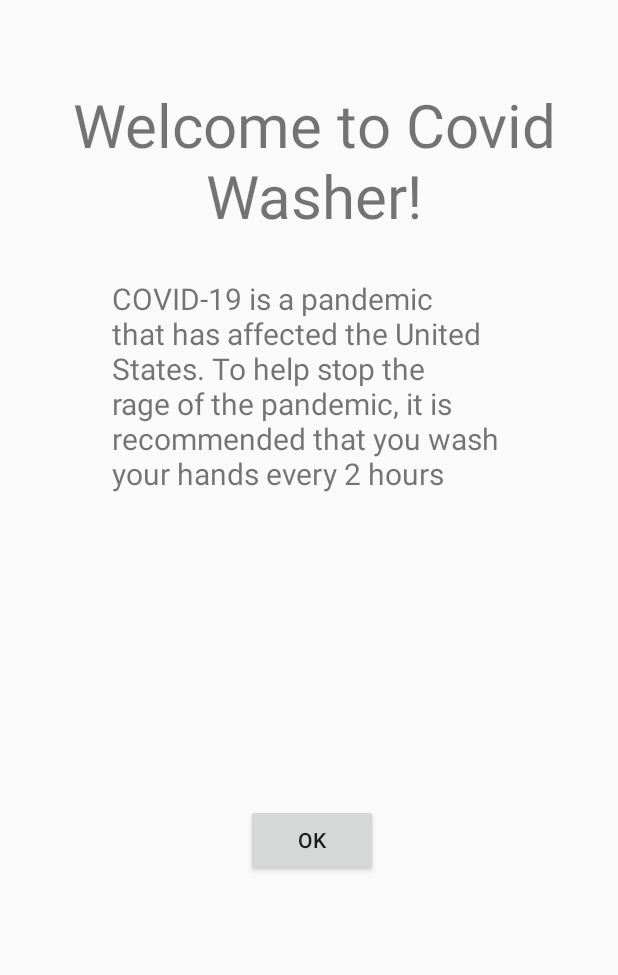
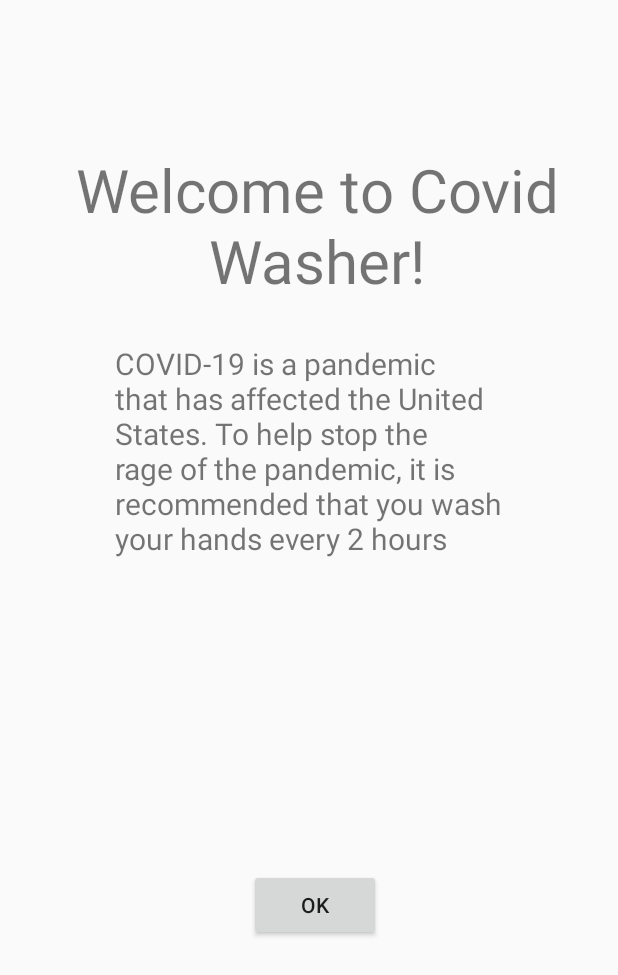
Before and after one commit to patelv712/CovidWasher, an Android app: the screen it shows after launch (Welcome), on a phone screen of 412 x 824 dp. Shown: the top 975 px of the screen. Run offline under Robolectric (Android 15) with nearby library versions, the light colour scheme and no system bars.

Commit message:
Fix issues with loading welcome screen

```diff
--- a/app/src/main/java/com/example/covidwasher/Welcome.java
+++ b/app/src/main/java/com/example/covidwasher/Welcome.java
@@ -12,7 +12,10 @@ public class Welcome extends AppCompatActivity {
 
     @Override
     protected void onCreate(Bundle savedInstanceState) {
-        understood = (Button) findViewById(R.id.bOK);
+        super.onCreate(savedInstanceState);
+        setContentView(R.layout.activity_welcome);
+
+        understood = (Button) findViewById(R.id.bUnderstood);
         understood.setOnClickListener(new View.OnClickListener() {
             @Override
             public void onClick(View v) {
@@ -21,12 +24,10 @@ public class Welcome extends AppCompatActivity {
         });
 
 
-        super.onCreate(savedInstanceState);
-        setContentView(R.layout.activity_welcome);
     }
 
     public void goToCovidTimer() {
-        Intent intent = new Intent(this, Welcome.class);
+        Intent intent = new Intent(this, MainActivity.class);
         startActivity(intent);
     }
 }
--- a/app/src/main/res/layout/activity_welcome.xml
+++ b/app/src/main/res/layout/activity_welcome.xml
@@ -9,7 +9,11 @@
     <android.support.constraint.ConstraintLayout
         android:layout_width="416dp"
         android:layout_height="737dp"
-        tools:layout_editor_absoluteX="0dp"
+        android:layout_marginStart="8dp"
+        app:layout_constraintBottom_toBottomOf="parent"
+        app:layout_constraintTop_toTopOf="parent"
+        app:layout_constraintEnd_toEndOf="parent"
+        app:layout_constraintStart_toStartOf="parent"
         tools:layout_editor_absoluteY="0dp">
 
         <TextView
@@ -20,10 +24,10 @@
             android:layout_marginTop="8dp"
             android:layout_marginEnd="8dp"
             android:layout_marginBottom="532dp"
+            android:gravity="center_horizontal"
             android:text="Welcome to Covid Washer!"
-            android:textSize= "40dp"
-            android:gravity="center_horizontal"
             android:textAlignment="center"
+            android:textSize="40dp"
             app:layout_constraintBottom_toBottomOf="parent"
             app:layout_constraintEnd_toEndOf="parent"
             app:layout_constraintHorizontal_bias="0.441"
@@ -38,8 +42,8 @@
             android:layout_marginTop="8dp"
             android:layout_marginEnd="8dp"
             android:layout_marginBottom="8dp"
-            android:textSize = "20dp"
             android:text="COVID-19 is a pandemic that has affected the United States. To help stop the rage of the pandemic, it is recommended that you wash your hands every 2 hours"
+            android:textSize="20dp"
             app:layout_constraintBottom_toBottomOf="parent"
             app:layout_constraintEnd_toEndOf="parent"
             app:layout_constraintHorizontal_bias="0.503"
@@ -48,7 +52,7 @@
             app:layout_constraintVertical_bias="0.339" />
 
         <Button
-            android:id="@+id/bOK"
+            android:id="@+id/bUnderstood"
             android:layout_width="wrap_content"
             android:layout_height="wrap_content"
             android:layout_marginStart="8dp"
```
